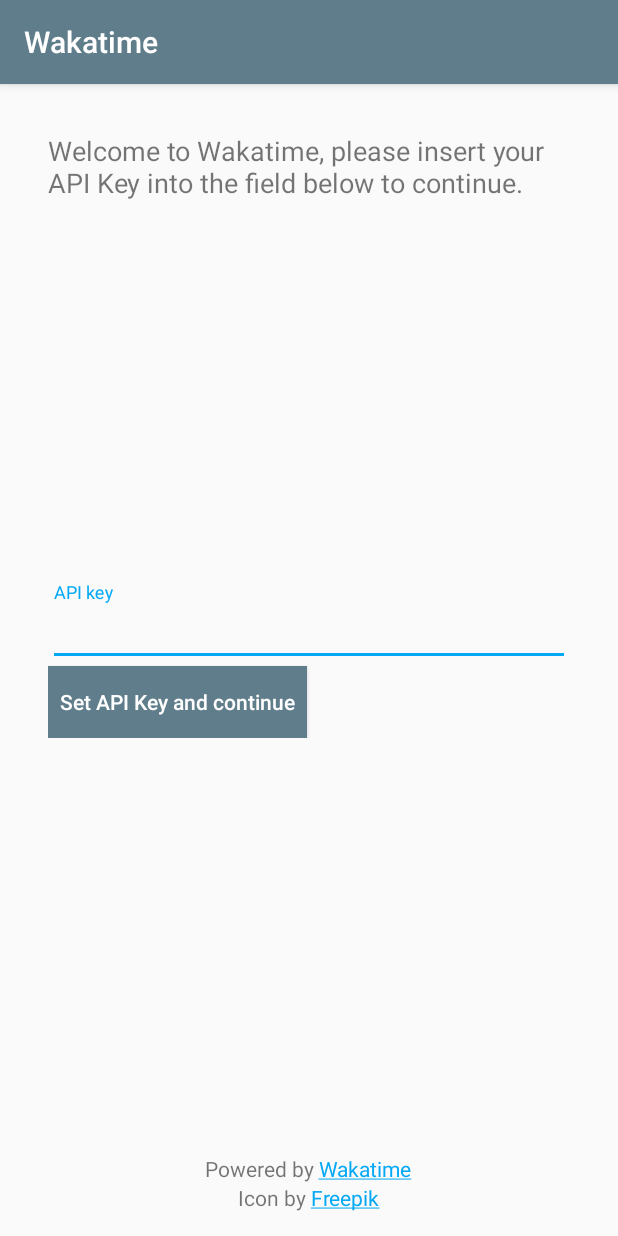
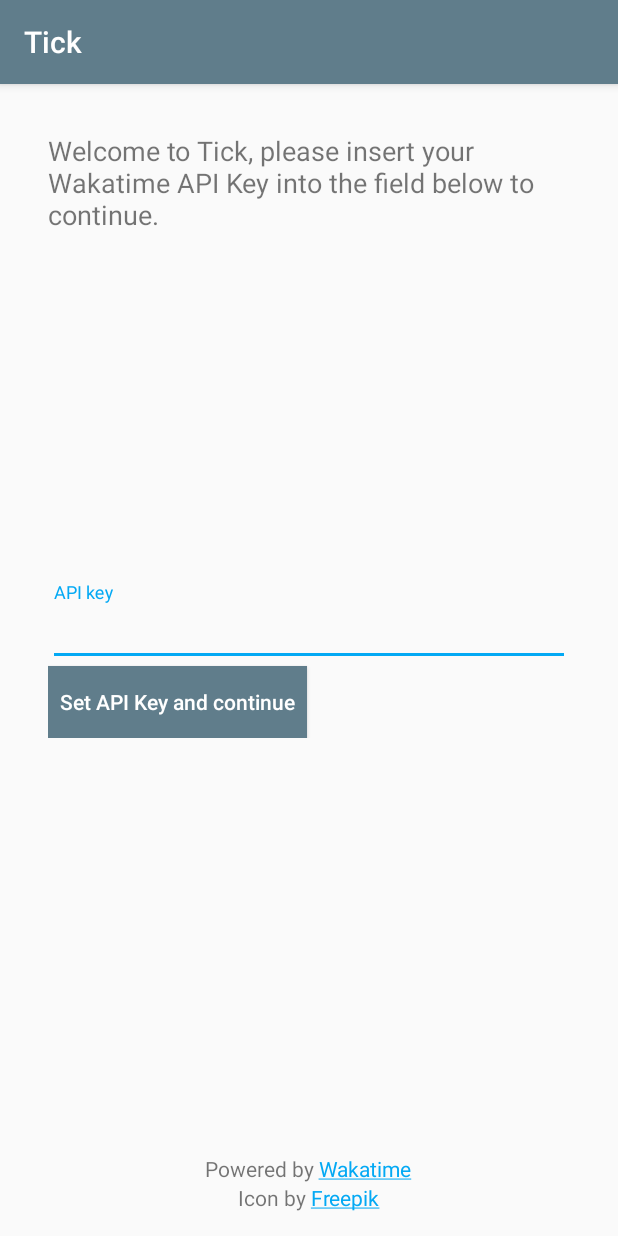
Before and after one commit to theevangelista/wakatime-android-client, an Android app: the screen it shows after launch (StartActivity), on a phone screen of 412 x 824 dp. Run offline under Robolectric (Android 15) with nearby library versions, the phone set to English and light mode, and no system bars; our stand-ins replace ButterKnife, Dagger/Hilt's generated code, Picasso, Timber; libraries missing offline, so code that uses them is left out: com.facebook.stetho, com.github.ybq.android, com.jakewharton.threetenabp, io.realm, retrofit2.adapter.rxjava and 3 more; plain views replace SpinKitView; pictures from the network do not load; 5 statements that could not run were skipped.

Commit message:
Change name of application to not use wakatime's but instead reference it

```diff
--- a/mobile/src/main/res/values/strings.xml
+++ b/mobile/src/main/res/values/strings.xml
@@ -1,5 +1,5 @@
 <resources>
-    <string name="app_name">Wakatime</string>
+    <string name="app_name">Tick</string>
     <string name="start_set_api_key">Set API Key and continue</string>
     <string name="api_key">API key</string>
     <string name="errors_key_out_of_bounds">Key is not in the required size</string>
@@ -9,7 +9,7 @@
     <string name="navigation_drawer_close">Close navigation drawer</string>
 
     <string name="action_settings">Settings</string>
-    <string name="welcome">Welcome to Wakatime, please insert your API Key into the field below to continue.</string>
+    <string name="welcome">Welcome to Tick, please insert your Wakatime API Key into the field below to continue.</string>
     <string name="api">https://wakatime.com/api/v1/</string>
     <string name="title_logged_time">Logged time in last 7 days</string>
     <string name="title_editors">Editors</string>
```
